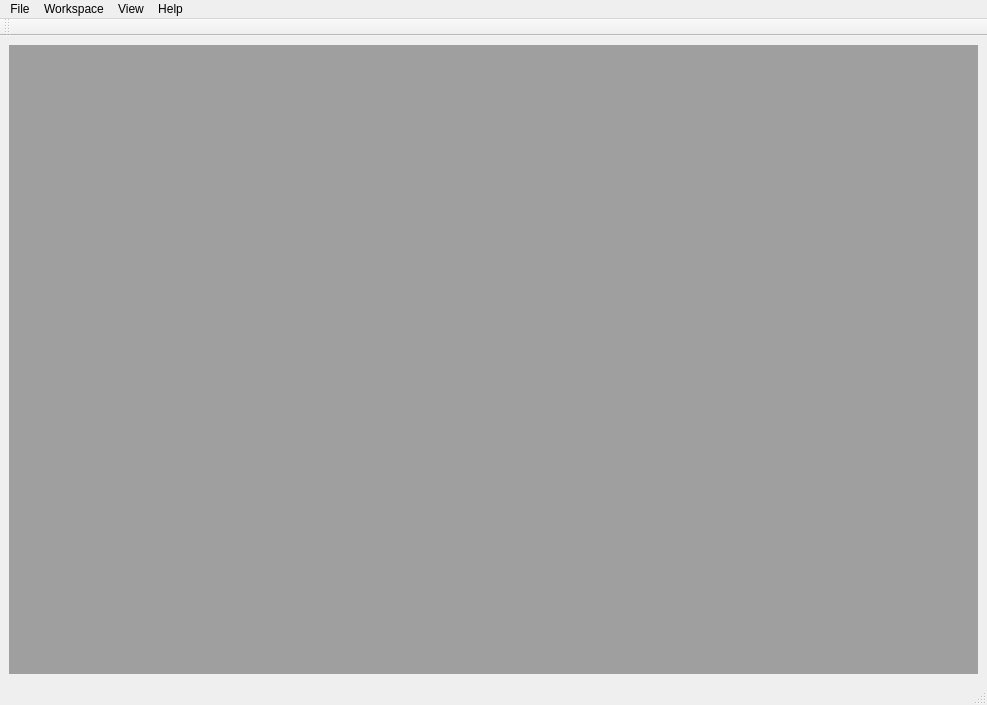
Above: src/fastanalyzer.ui from FastTrackOrg/FastAnalyzer before the change. Below: the same form after it.
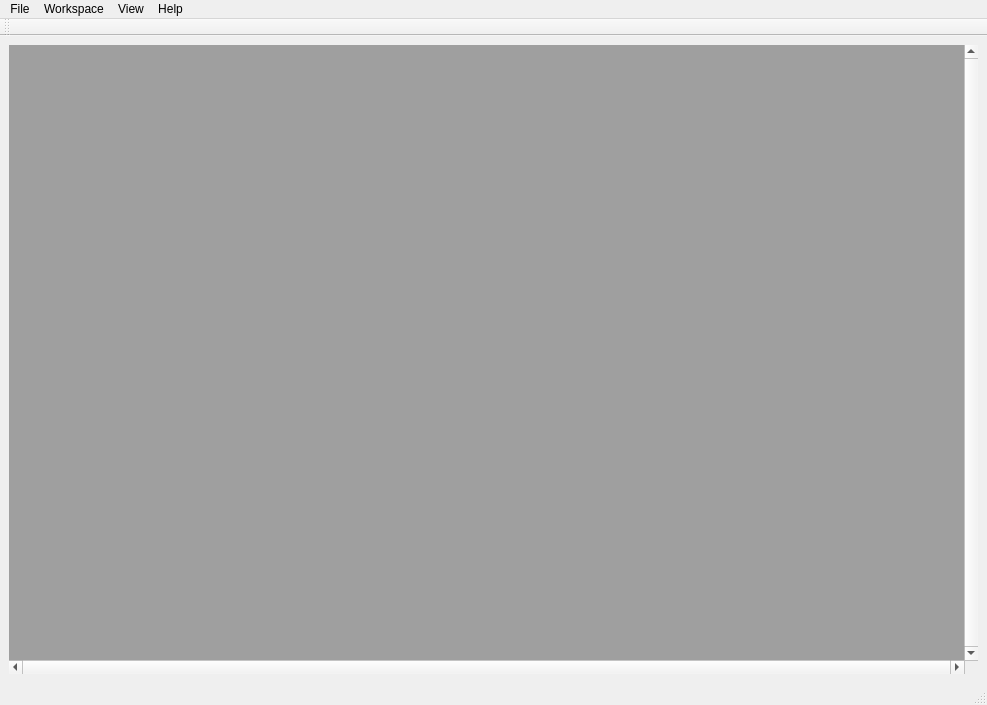
That is the form after the change.

Commit message: [fix] fix qmdiarea scroll

```diff
--- a/src/fastanalyzer.ui
+++ b/src/fastanalyzer.ui
@@ -16,7 +16,14 @@
   <widget class="QWidget" name="centralwidget">
    <layout class="QGridLayout" name="gridLayout">
     <item row="0" column="0">
-     <widget class="QMdiArea" name="mdiArea"/>
+     <widget class="QMdiArea" name="mdiArea">
+      <property name="verticalScrollBarPolicy">
+       <enum>Qt::ScrollBarAlwaysOn</enum>
+      </property>
+      <property name="horizontalScrollBarPolicy">
+       <enum>Qt::ScrollBarAlwaysOn</enum>
+      </property>
+     </widget>
     </item>
    </layout>
   </widget>
```
